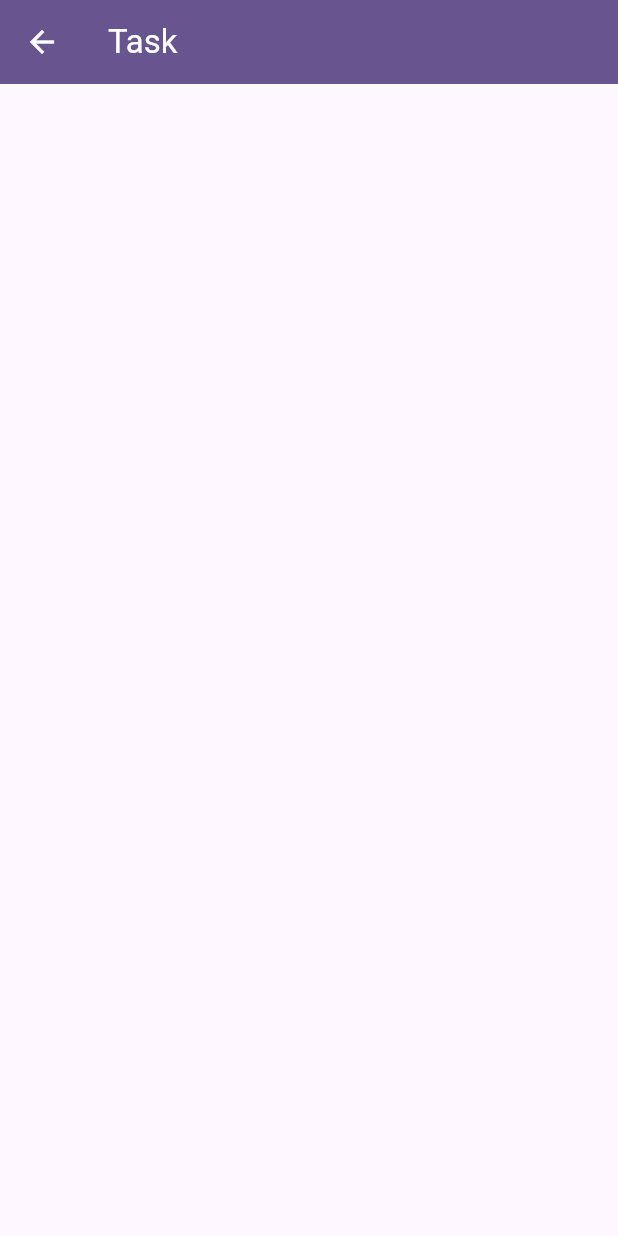
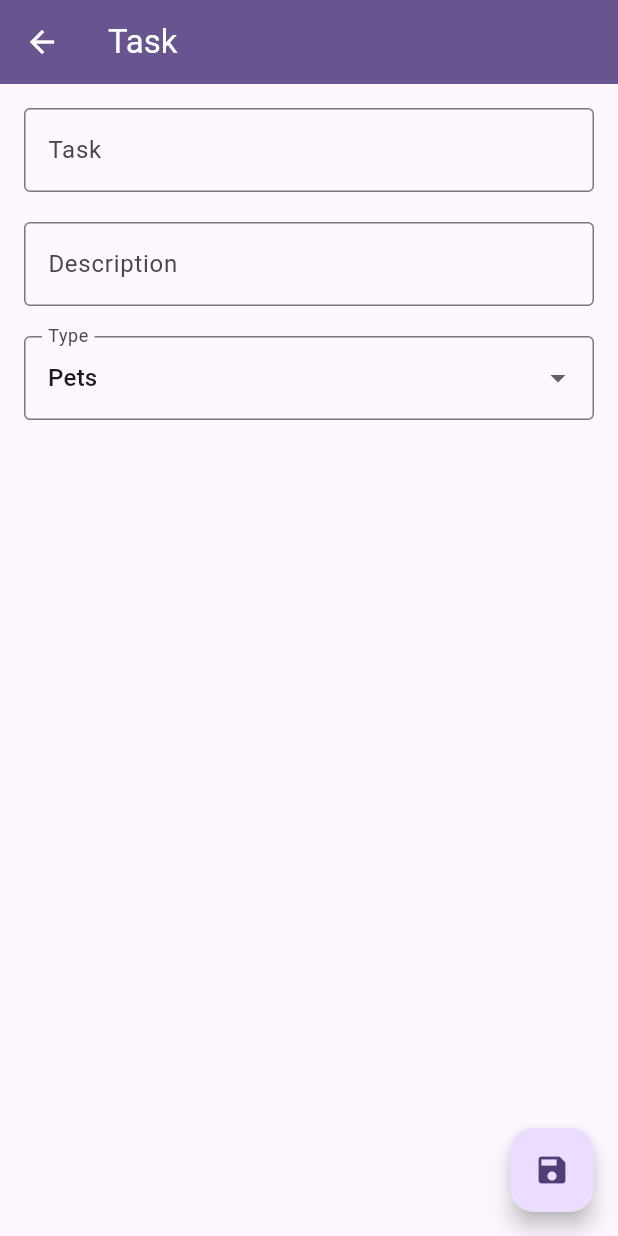
Before and after one commit to CodandoTV/todoapp_flutter, a Flutter app: the screen it shows after launch, after a tap on the "plus one" icon, on a phone screen of 412 x 824 dp. Run offline on Flutter 3.47's test engine with Material 3 defaults, Android fonts, the phone set to English and light mode, and no system bars.

Commit message:
First draft of todo-app to insert a new task

```diff
--- a/lib/presentation/task/task_screen.dart
+++ b/lib/presentation/task/task_screen.dart
@@ -9,8 +9,49 @@ class TaskScreen extends StatelessWidget {
 
   @override
   Widget build(BuildContext context) {
-    return const Scaffold(
-      appBar: CustomAppBar(title: 'Task'),
+    return Scaffold(
+      appBar: const CustomAppBar(title: 'Task'),
+      floatingActionButton: FloatingActionButton(
+        onPressed: () {
+
+        },
+        child: const Icon(
+          Icons.save,
+        ),
+      ),
+      body: Padding(
+        padding: const EdgeInsets.all(16.0),
+        child: Column(
+          children: [
+            const TextField(
+              decoration: InputDecoration(
+                labelText: "Task",
+                border: OutlineInputBorder(),
+              ),
+            ),
+            const SizedBox(height: 20),
+            const TextField(
+              decoration: InputDecoration(
+                labelText: "Description",
+                border: OutlineInputBorder(),
+              ),
+            ),
+            const SizedBox(height: 20),
+            DropdownButtonFormField<String>(
+              value: "Pets",
+              decoration: const InputDecoration(
+                labelText: "Type",
+                border: OutlineInputBorder(),
+              ),
+              items: ["Pets", "Supermarket", "Chores"]
+                  .map((item) =>
+                      DropdownMenuItem(value: item, child: Text(item)))
+                  .toList(),
+              onChanged: (value) {},
+            )
+          ],
+        ),
+      ),
     );
   }
 }
```
